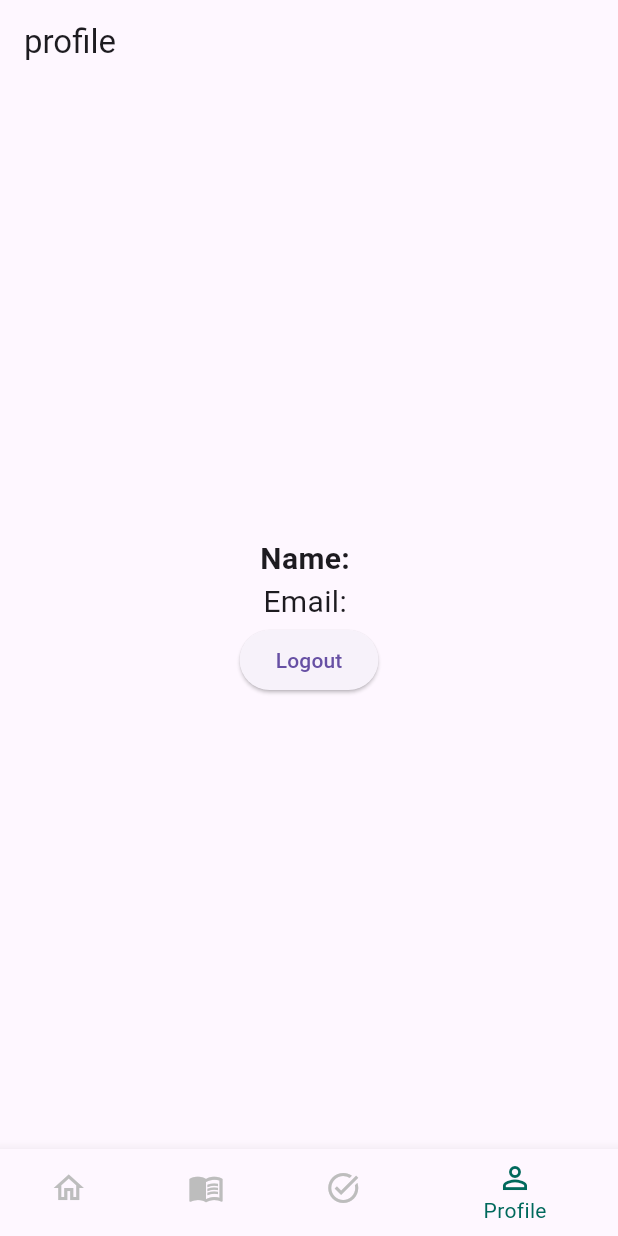
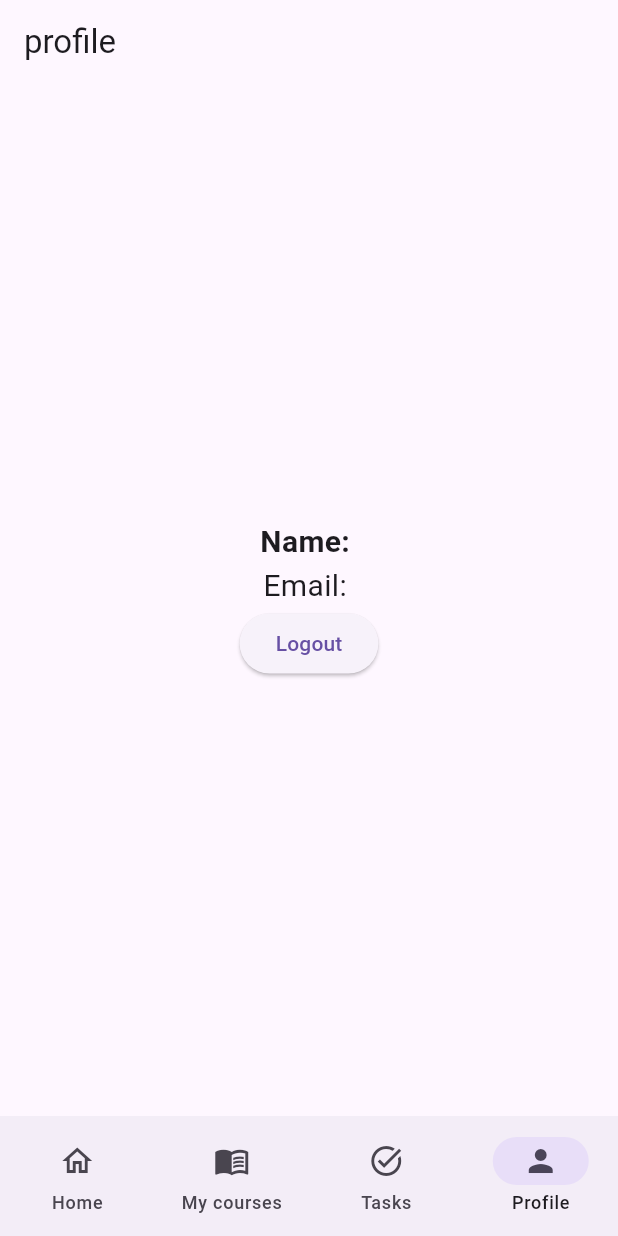
Before and after one commit to HashmiShareeb/smartapp_project24, a Flutter app: the HomePage screen opened directly, item 4 of the bottom bar chosen, on a phone screen of 412 x 824 dp. Run offline on Flutter 3.47's test engine with Material 3 defaults, Android fonts, the phone set to English and light mode, and no system bars; drawn by our look-alikes of calendar_view; our stand-ins replace firebase_auth, firebase_core; accounts and stored records are empty.

```diff
--- a/lib/main.dart
+++ b/lib/main.dart
@@ -44,7 +44,7 @@ List<CalendarEventData> _events = [
   CalendarEventData(
     //firestore
     date: _now,
-    startTime: DateTime(_now.year, _now.month, _now.day, 10),
+    startTime: DateTime(_now.year, _now.month, _now.day, 8),
     endTime: DateTime(_now.year, _now.month, _now.day, 12),
     title: "Chemistry Viva",
     description: "Today is Joe's birthday.",
--- a/lib/pages/auth/login_page.dart
+++ b/lib/pages/auth/login_page.dart
@@ -1,7 +1,5 @@
 import 'package:flutter/material.dart';
 import 'package:smartapp_project24/pages/auth/auth_page.dart';
-import 'package:firebase_core/firebase_core.dart';
-import 'package:smartapp_project24/firebase_options.dart';
 import 'package:firebase_auth/firebase_auth.dart';
 import 'package:smartapp_project24/pages/auth/register_page.dart';
 import 'package:smartapp_project24/pages/home_page.dart';
--- a/lib/pages/home_page.dart
+++ b/lib/pages/home_page.dart
@@ -7,6 +7,7 @@ import 'package:intl/intl.dart';
 import 'package:smartapp_project24/pages/course_page.dart';
 import 'package:smartapp_project24/pages/profiles_page.dart';
 import 'package:smartapp_project24/pages/tasks_page.dart';
+import 'package:smartapp_project24/pages/timetable_data.dart';
 
 class HomePage extends StatefulWidget {
   const HomePage({Key? key}) : super(key: key);
@@ -49,51 +50,51 @@ class _HomePageState extends State<HomePage> {
                     )
                   : null,
               actions: [
-                if (user?.displayName != null)
-                  IconButton(
-                    onPressed: () {
-                      FirebaseAuth.instance.signOut();
-                      print("logged out ${user?.email}");
-                    },
-                    icon: const Icon(Icons.logout),
+                //filter button
+                IconButton(
+                  onPressed: () {
+                    //
+                  },
+                  icon: Icon(
+                    Icons.filter_alt_outlined,
                     color: Colors.teal[800],
                   ),
+                ),
               ],
             )
           : null,
-      bottomNavigationBar: BottomNavigationBar(
-        currentIndex: _selectedIndex,
-        onTap: (int index) {
+      bottomNavigationBar: NavigationBar(
+        selectedIndex: _selectedIndex,
+        onDestinationSelected: (int index) {
           setState(() {
             _selectedIndex = index;
           });
         },
-        selectedItemColor: Colors.teal[800],
-        unselectedItemColor: Colors.grey[400],
-        items: const [
-          BottomNavigationBarItem(
+        destinations: const [
+          NavigationDestination(
             icon: Icon(Icons.home_outlined),
+            selectedIcon: Icon(Icons.home),
             label: 'Home',
           ),
-          BottomNavigationBarItem(
+          NavigationDestination(
             icon: Icon(Icons.menu_book_outlined),
+            selectedIcon: Icon(Icons.menu_book),
             label: 'My courses',
           ),
-          BottomNavigationBarItem(
+          NavigationDestination(
             icon: Icon(Icons.task_alt_outlined),
+            selectedIcon: Icon(Icons.task_alt),
             label: 'Tasks',
           ),
-          BottomNavigationBarItem(
+          NavigationDestination(
             icon: Icon(Icons.person_outline),
+            selectedIcon: Icon(Icons.person),
             label: 'Profile',
           ),
         ],
       ),
       body: _selectedIndex == 0
-          ? DayView(
-              dateStringBuilder: (date, {secondaryDate}) =>
-                  DateFormat('d MMMM yyyy').format(date),
-            )
+          ? TimeTableData()
           : _selectedIndex == 1
               ? CoursePage()
               : _selectedIndex == 2
```
Also changed, not shown: lib/pages/timetable_data.dart (added, +109 -0 lines).
